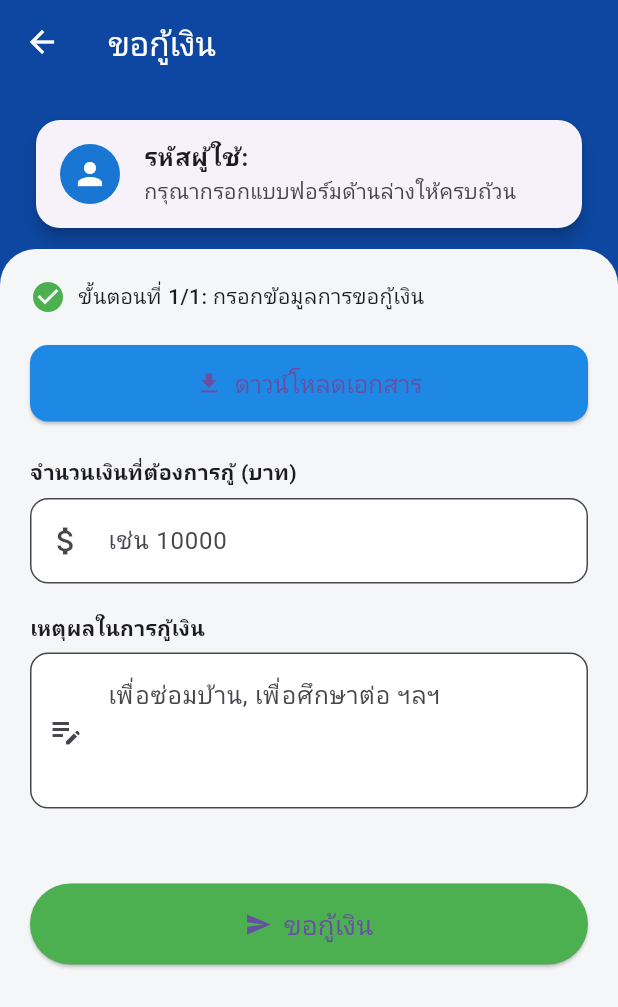
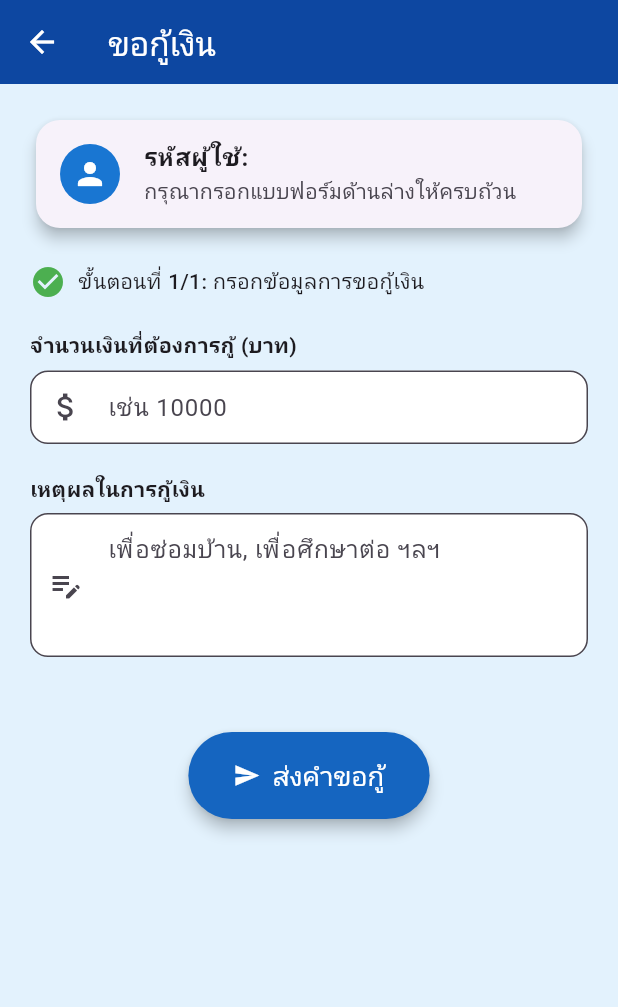
Before and after one commit to thanawat46/mobile_app_, a Flutter app: the LoanRequestPage screen opened directly with empty values, on a phone screen of 412 x 824 dp. Shown: the top 1007 px of the screen. Run offline on Flutter 3.47's test engine with Material 3 defaults, Android fonts, the phone set to English and light mode, and no system bars; our stand-ins replace firebase_core, firebase_storage, google_nav_bar, image_picker, pin_code_fields; missing offline and left inert: firebase_app_check; accounts and stored records are empty; network calls fail; Roboto replaces fonts that are missing (NotoSansThai).

Commit message:
New Code

```diff
--- a/lib/constants.dart
+++ b/lib/constants.dart
@@ -1,3 +1,3 @@
 import 'package:mobile_app/constants.dart';
 
-const String apiUrl = 'http://192.168.1.37:3000';
+const String apiUrl = 'http://172.20.10.9:3000';
--- a/lib/src/Loan/LoanRequestPage.dart
+++ b/lib/src/Loan/LoanRequestPage.dart
@@ -2,7 +2,6 @@ import 'package:flutter/material.dart';
 import 'package:http/http.dart' as http;
 import 'package:mobile_app/constants.dart' as config;
 import 'dart:convert';
-
 
 class LoanRequestPage extends StatefulWidget {
   final String idUser;
@@ -15,6 +14,8 @@ class LoanRequestPage extends StatefulWidget {
 
 class _LoanRequestPageState extends State<LoanRequestPage> {
   bool _isLoanRequested = false;
+  bool _isLoading = false;
+
   final TextEditingController _loanReasonController = TextEditingController();
   final TextEditingController _loanAmountController = TextEditingController();
 
@@ -23,16 +24,13 @@ class _LoanRequestPageState extends State<LoanRequestPage> {
     final amount = double.tryParse(_loanAmountController.text.trim());
 
     if (reason.isEmpty || amount == null || amount <= 0) {
-      ScaffoldMessenger.of(context).showSnackBar(
-        SnackBar(
-          content: Text("กรุณากรอกเหตุผลและจำนวนเงินให้ถูกต้อง"),
-          backgroundColor: Colors.red,
-        ),
-      );
+      _showSnackbar("กรุณากรอกเหตุผลและจำนวนเงินให้ถูกต้อง", Colors.red);
       return;
     }
 
-    final url = Uri.parse('${config.apiUrl}/loan_requests'); // ✅ ใช้ POST อย่างเดียว
+    setState(() => _isLoading = true);
+
+    final url = Uri.parse('${config.apiUrl}/loan_requests');
 
     try {
       final response = await http.post(
@@ -49,179 +47,168 @@ class _LoanRequestPageState extends State<LoanRequestPage> {
         setState(() {
           _isLoanRequested = true;
         });
-
-        ScaffoldMessenger.of(context).showSnackBar(
-          SnackBar(
-            content: Text("คำขอกู้เงินของคุณถูกส่งแล้ว"),
-            backgroundColor: Colors.green,
-          ),
-        );
+        _showSnackbar("คำขอกู้เงินถูกส่งเรียบร้อย", Colors.green);
       } else {
-        ScaffoldMessenger.of(context).showSnackBar(
-          SnackBar(
-            content: Text("เกิดข้อผิดพลาดในการส่งคำขอ (${response.statusCode})"),
-            backgroundColor: Colors.red,
-          ),
-        );
+        _showSnackbar("เกิดข้อผิดพลาด (${response.statusCode})", Colors.red);
       }
     } catch (e) {
-      ScaffoldMessenger.of(context).showSnackBar(
-        SnackBar(
-          content: Text("ไม่สามารถเชื่อมต่อเซิร์ฟเวอร์: $e"),
-          backgroundColor: Colors.red,
-        ),
-      );
+      _showSnackbar("ไม่สามารถเชื่อมต่อเซิร์ฟเวอร์", Colors.red);
+    } finally {
+      setState(() => _isLoading = false);
     }
+  }
+
+  void _showSnackbar(String message, Color color) {
+    ScaffoldMessenger.of(context).showSnackBar(SnackBar(
+      content: Text(message),
+      backgroundColor: color,
+    ));
   }
 
   @override
   Widget build(BuildContext context) {
-    final theme = Theme.of(context);
     return Scaffold(
-      backgroundColor: const Color(0xFF0D47A1),
+      backgroundColor: const Color(0xFFE3F2FD),
       appBar: AppBar(
         backgroundColor: const Color(0xFF0D47A1),
         elevation: 0,
         title: const Text("ขอกู้เงิน", style: TextStyle(color: Colors.white)),
         iconTheme: const IconThemeData(color: Colors.white),
       ),
-      body: Column(
+      body: Stack(
         children: [
-          const SizedBox(height: 20),
-
-          // ✅ Profile Card ด้านบน
-          Padding(
-            padding: const EdgeInsets.symmetric(horizontal: 20),
-            child: Card(
-              elevation: 4,
-              shape: RoundedRectangleBorder(borderRadius: BorderRadius.circular(16)),
-              child: ListTile(
-                leading: CircleAvatar(
-                  backgroundColor: Colors.blue[700],
-                  child: Icon(Icons.person, color: Colors.white),
-                ),
-                title: Text("รหัสผู้ใช้: ${widget.idUser}", style: TextStyle(fontWeight: FontWeight.bold)),
-                subtitle: Text("กรุณากรอกแบบฟอร์มด้านล่างให้ครบถ้วน"),
-              ),
-            ),
-          ),
-
-          const SizedBox(height: 10),
-
-          // ✅ Container หลัก
-          Expanded(
-            child: Container(
-              padding: const EdgeInsets.all(20),
-              decoration: const BoxDecoration(
-                color: Color(0xFFF4F6F8),
-                borderRadius: BorderRadius.only(
-                  topLeft: Radius.circular(24),
-                  topRight: Radius.circular(24),
-                ),
-              ),
-              child: ListView(
-                children: [
-                  // แถบขั้นตอน
-                  Row(
-                    children: const [
-                      Icon(Icons.check_circle, color: Colors.green),
-                      SizedBox(width: 8),
-                      Text("ขั้นตอนที่ 1/1: กรอกข้อมูลการขอกู้เงิน",
-                          style: TextStyle(fontWeight: FontWeight.w500)),
-                    ],
-                  ),
-                  const SizedBox(height: 20),
-
-                  // ปุ่มดาวน์โหลดเอกสาร
-                  ElevatedButton.icon(
-                    onPressed: () {
-                      // TODO: download document
-                    },
-                    style: ElevatedButton.styleFrom(
-                      backgroundColor: Colors.blue[600],
-                      shape: RoundedRectangleBorder(borderRadius: BorderRadius.circular(12)),
-                      padding: const EdgeInsets.symmetric(vertical: 14),
-                    ),
-                    icon: const Icon(Icons.download),
-                    label: const Text("ดาวน์โหลดเอกสาร", style: TextStyle(fontSize: 16)),
-                  ),
-
-                  const SizedBox(height: 24),
-
-                  // กล่องใส่จำนวนเงิน
-                  const Text("จำนวนเงินที่ต้องการกู้ (บาท)", style: TextStyle(fontWeight: FontWeight.w600)),
-                  const SizedBox(height: 6),
-                  TextField(
-                    controller: _loanAmountController,
-                    keyboardType: TextInputType.number,
-                    decoration: InputDecoration(
-                      prefixIcon: Icon(Icons.attach_money),
-                      filled: true,
-                      fillColor: Colors.white,
-                      hintText: "เช่น 10000",
-                      border: OutlineInputBorder(borderRadius: BorderRadius.circular(12)),
-                    ),
-                  ),
-
-                  const SizedBox(height: 20),
-
-                  // กล่องใส่เหตุผล
-                  const Text("เหตุผลในการกู้เงิน", style: TextStyle(fontWeight: FontWeight.w600)),
-                  const SizedBox(height: 6),
-                  TextField(
-                    style: TextStyle(fontFamily: 'NotoSansThai'),
-                    controller: _loanReasonController,
-                    maxLines: 3,
-                    decoration: InputDecoration(
-                      prefixIcon: Icon(Icons.edit_note),
-                      filled: true,
-                      fillColor: Colors.white,
-                      hintText: "เพื่อซ่อมบ้าน, เพื่อศึกษาต่อ ฯลฯ",
-                      border: OutlineInputBorder(borderRadius: BorderRadius.circular(12)),
-                    ),
-                  ),
-
-                  const SizedBox(height: 30),
-
-                  // แสดงสถานะคำขอ
-                  if (_isLoanRequested)
+          _buildFormContent(),
+          if (_isLoading)
             Container(
-                      padding: const EdgeInsets.all(12),
-                      decoration: BoxDecoration(
-                        color: Colors.orange[50],
-                        borderRadius: BorderRadius.circular(12),
-                        border: Border.all(color: Colors.orange),
-                      ),
-                      child: Row(
-                        children: const [
-                          Icon(Icons.hourglass_top, color: Colors.orange),
-                          SizedBox(width: 10),
-                          Expanded(
-                            child: Text("คุณมีคำขอกู้ที่รอการอนุมัติ", style: TextStyle(fontWeight: FontWeight.bold)),
+              color: Colors.black.withOpacity(0.3),
+              child: const Center(child: CircularProgressIndicator(color: Colors.white)),
             ),
         ],
       ),
+    );
+  }
+
+  Widget _buildFormContent() {
+    return SingleChildScrollView(
+      padding: const EdgeInsets.all(20),
+      child: Column(
+        children: [
+          _buildProfileCard(),
+          const SizedBox(height: 20),
+          _buildStepInfo(),
+          const SizedBox(height: 20),
+          _buildTextField(
+            controller: _loanAmountController,
+            label: "จำนวนเงินที่ต้องการกู้ (บาท)",
+            hint: "เช่น 10000",
+            icon: Icons.attach_money,
+            keyboard: TextInputType.number,
           ),
-
           const SizedBox(height: 20),
-
-                  // ปุ่มขอกู้
+          _buildTextField(
+            controller: _loanReasonController,
+            label: "เหตุผลในการกู้เงิน",
+            hint: "เพื่อซ่อมบ้าน, เพื่อศึกษาต่อ ฯลฯ",
+            icon: Icons.edit_note,
+            maxLines: 3,
+          ),
+          const SizedBox(height: 30),
+          if (_isLoanRequested)
+            _buildInfoBox("คุณมีคำขอกู้ที่รอการอนุมัติ", Icons.hourglass_top, Colors.orange),
+          const SizedBox(height: 20),
           ElevatedButton.icon(
             onPressed: _isLoanRequested ? null : _submitLoanRequest,
-                    icon: Icon(Icons.send),
-                    label: Text("ขอกู้เงิน", style: TextStyle(fontSize: 18)),
+            icon: const Icon(Icons.send),
+            label: const Text("ส่งคำขอกู้", style: TextStyle(fontSize: 18)),
             style: ElevatedButton.styleFrom(
-                      backgroundColor: _isLoanRequested ? Colors.grey : Colors.green,
-                      padding: const EdgeInsets.symmetric(vertical: 14),
+              backgroundColor: _isLoanRequested ? Colors.grey : Colors.blue[800],
+              foregroundColor: Colors.white,
+              padding: const EdgeInsets.symmetric(vertical: 16, horizontal: 30),
               shape: RoundedRectangleBorder(borderRadius: BorderRadius.circular(30)),
-                    ),
-                  ),
-                ],
-              ),
+              elevation: 4,
             ),
           ),
         ],
       ),
     );
   }
+
+  Widget _buildProfileCard() {
+    return Card(
+      elevation: 4,
+      shape: RoundedRectangleBorder(borderRadius: BorderRadius.circular(16)),
+      child: ListTile(
+        leading: CircleAvatar(
+          backgroundColor: Colors.blue[700],
+          child: const Icon(Icons.person, color: Colors.white),
+        ),
+        title: Text(
+          "รหัสผู้ใช้: ${widget.idUser}",
+          style: const TextStyle(fontWeight: FontWeight.bold),
+        ),
+        subtitle: const Text("กรุณากรอกแบบฟอร์มด้านล่างให้ครบถ้วน"),
+      ),
+    );
   }
+
+  Widget _buildStepInfo() {
+    return Row(
+      children: const [
+        Icon(Icons.check_circle, color: Colors.green),
+        SizedBox(width: 8),
+        Text(
+          "ขั้นตอนที่ 1/1: กรอกข้อมูลการขอกู้เงิน",
+          style: TextStyle(fontWeight: FontWeight.w500),
+        ),
+      ],
+    );
+  }
+
+  Widget _buildTextField({
+    required TextEditingController controller,
+    required String label,
+    required String hint,
+    required IconData icon,
+    TextInputType keyboard = TextInputType.text,
+    int maxLines = 1,
+  }) {
+    return Column(
+      crossAxisAlignment: CrossAxisAlignment.start,
+      children: [
+        Text(label, style: const TextStyle(fontWeight: FontWeight.w600)),
+        const SizedBox(height: 6),
+        TextField(
+          controller: controller,
+          keyboardType: keyboard,
+          maxLines: maxLines,
+          decoration: InputDecoration(
+            prefixIcon: Icon(icon),
+            hintText: hint,
+            filled: true,
+            fillColor: Colors.white,
+            contentPadding: const EdgeInsets.symmetric(vertical: 12, horizontal: 16),
+            border: OutlineInputBorder(borderRadius: BorderRadius.circular(12)),
+          ),
+        ),
+      ],
+    );
+  }
+
+  Widget _buildInfoBox(String message, IconData icon, Color color) {
+    return Container(
+      padding: const EdgeInsets.all(12),
+      decoration: BoxDecoration(
+        color: color.withOpacity(0.1),
+        borderRadius: BorderRadius.circular(12),
+        border: Border.all(color: color),
+      ),
+      child: Row(
+        children: [
+          Icon(icon, color: color),
+          const SizedBox(width: 10),
+          Expanded(child: Text(message, style: const TextStyle(fontWeight: FontWeight.bold))),
+        ],
+      ),
+    );
+  }
+}
```
Also changed, not shown: lib/src/Home/HomePage.dart (+4 -3 lines), 1 other file. Lines whose indentation alone changed are shown as unchanged.
